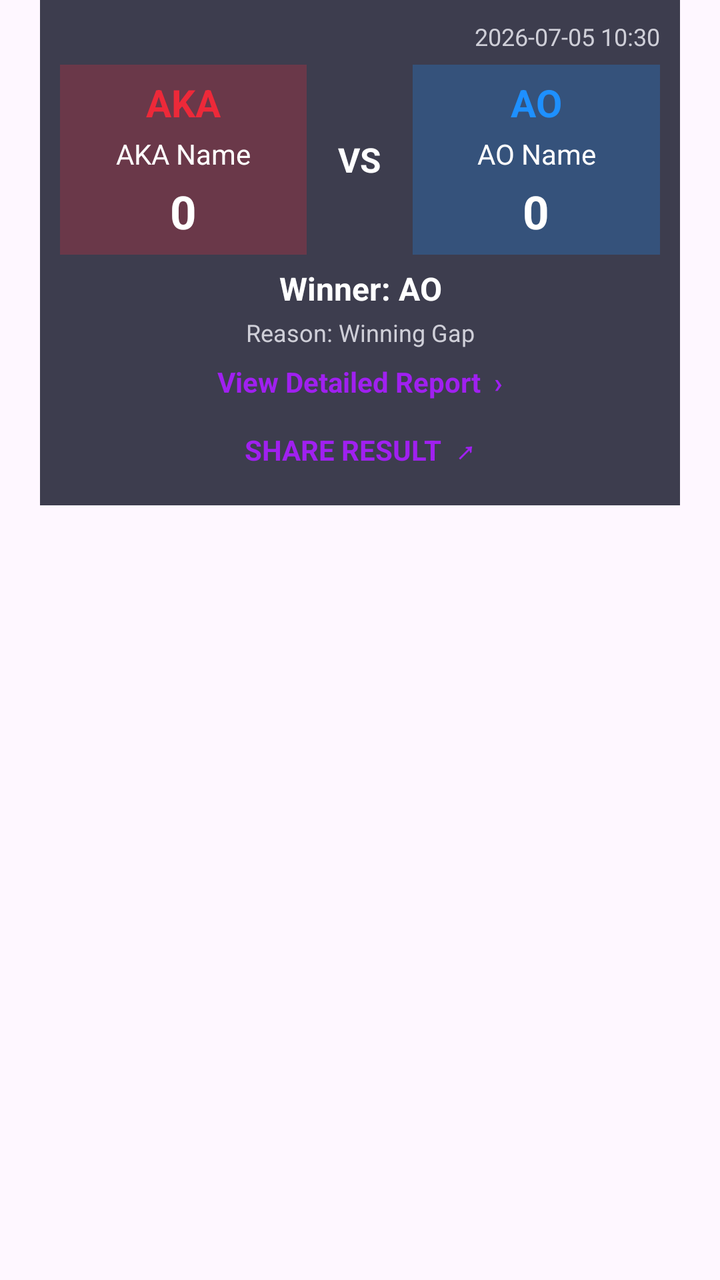
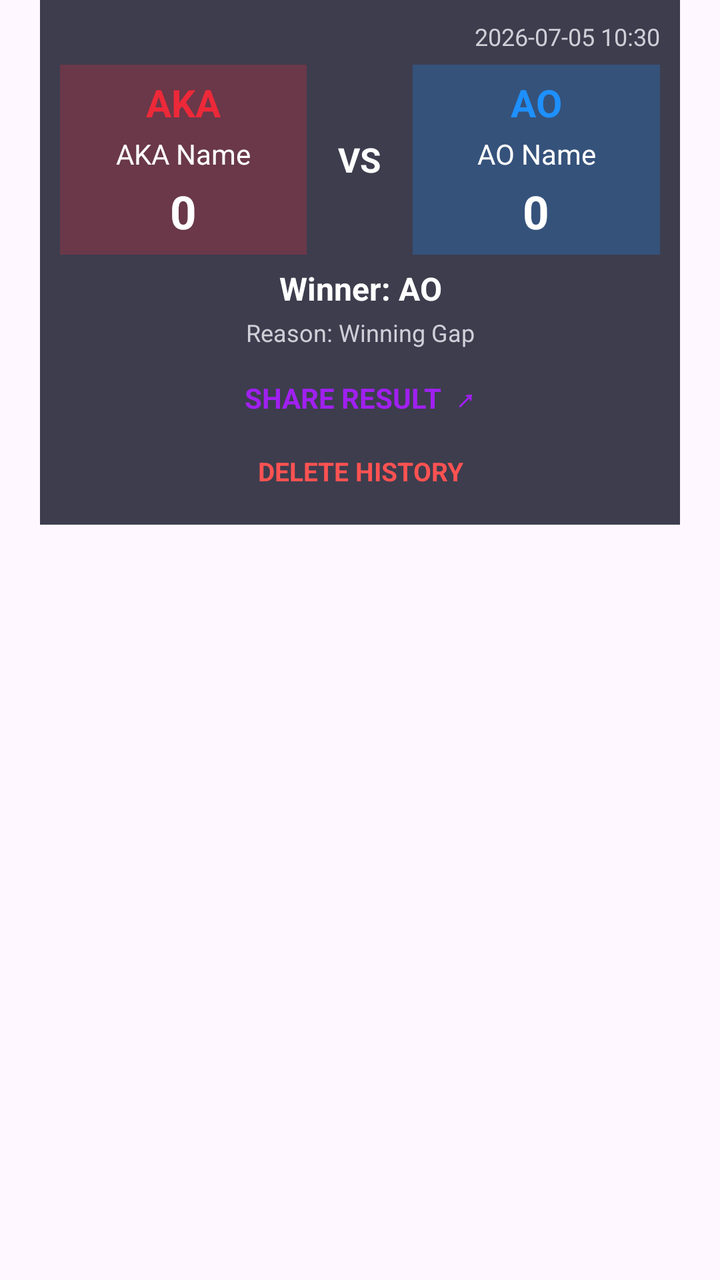

The first picture is an Android layout as it rendered before a commit; the second is the same layout after the commit. The layout source and the unified diff follow.
<!-- AndroidManifest.xml: application theme Theme.TimerAndFight -->
<!-- res/layout/item_fight_history.xml -->
<?xml version="1.0" encoding="utf-8"?>
<LinearLayout xmlns:android="http://schemas.android.com/apk/res/android"
    android:layout_width="match_parent"
    android:layout_height="wrap_content"
    android:orientation="vertical"
    android:paddingStart="20dp"
    android:paddingEnd="20dp"
    android:paddingBottom="20dp">

    
    <LinearLayout
        android:layout_width="match_parent"
        android:layout_height="wrap_content"
        android:orientation="vertical"
        android:background="#CC0D1022"
        android:padding="10dp">

        <TextView
            android:id="@+id/txtDate"
            android:layout_width="match_parent"
            android:layout_height="wrap_content"
            android:text="2026-07-05 10:30"
            android:textColor="#CFCFD8"
            android:textSize="12sp"
            android:gravity="end" />

        <LinearLayout
            android:layout_width="match_parent"
            android:layout_height="95dp"
            android:orientation="horizontal"
            android:gravity="center"
            android:layout_marginTop="6dp">

            
            <LinearLayout
                android:layout_width="0dp"
                android:layout_height="match_parent"
                android:layout_weight="1.05"
                android:orientation="vertical"
                android:gravity="center"
                android:background="#40ED2939"
                android:padding="6dp">

                <TextView
                    android:layout_width="match_parent"
                    android:layout_height="0dp"
                    android:layout_weight="1"
                    android:text="AKA"
                    android:textColor="#ED2939"
                    android:textSize="19sp"
                    android:textStyle="bold"
                    android:gravity="center" />

                <TextView
                    android:id="@+id/txtAkaName"
                    android:layout_width="match_parent"
                    android:layout_height="0dp"
                    android:layout_weight="1"
                    android:text="AKA Name"
                    android:textColor="#FFFFFF"
                    android:textSize="14sp"
                    android:gravity="center" />

                <TextView
                    android:id="@+id/txtAkaScore"
                    android:layout_width="match_parent"
                    android:layout_height="0dp"
                    android:layout_weight="1.2"
                    android:text="0"
                    android:textColor="#FFFFFF"
                    android:textSize="23sp"
                    android:textStyle="bold"
                    android:gravity="center" />
            </LinearLayout>

            <TextView
                android:layout_width="0dp"
                android:layout_height="match_parent"
                android:layout_weight="0.45"
                android:text="VS"
                android:textColor="#FFFFFF"
                android:textSize="17sp"
                android:textStyle="bold"
                android:gravity="center" />

            
            <LinearLayout
                android:layout_width="0dp"
                android:layout_height="match_parent"
                android:layout_weight="1.05"
                android:orientation="vertical"
                android:gravity="center"
                android:background="#401E90FF"
                android:padding="6dp">

                <TextView
                    android:layout_width="match_parent"
                    android:layout_height="0dp"
                    android:layout_weight="1"
                    android:text="AO"
                    android:textColor="#1E90FF"
                    android:textSize="19sp"
                    android:textStyle="bold"
                    android:gravity="center" />

                <TextView
                    android:id="@+id/txtAoName"
                    android:layout_width="match_parent"
                    android:layout_height="0dp"
                    android:layout_weight="1"
                    android:text="AO Name"
                    android:textColor="#FFFFFF"
                    android:textSize="14sp"
                    android:gravity="center" />

                <TextView
                    android:id="@+id/txtAoScore"
                    android:layout_width="match_parent"
                    android:layout_height="0dp"
                    android:layout_weight="1.2"
                    android:text="0"
                    android:textColor="#FFFFFF"
                    android:textSize="23sp"
                    android:textStyle="bold"
                    android:gravity="center" />
            </LinearLayout>

        </LinearLayout>

        <TextView
            android:id="@+id/txtWinner"
            android:layout_width="match_parent"
            android:layout_height="wrap_content"
            android:text="Winner: AO"
            android:textColor="#FFFFFF"
            android:textSize="16sp"
            android:textStyle="bold"
            android:gravity="center"
            android:layout_marginTop="6dp" />

        <TextView
            android:id="@+id/txtReason"
            android:layout_width="match_parent"
            android:layout_height="wrap_content"
            android:text="Reason: Winning Gap"
            android:textColor="#CFCFD8"
            android:textSize="12sp"
            android:gravity="center"
            android:layout_marginTop="3dp" />

        <TextView
            android:id="@+id/txtViewReport"
            android:layout_width="match_parent"
            android:layout_height="wrap_content"
            android:text="View Detailed Report  ›"
            android:textColor="#A020F0"
            android:textSize="14sp"
            android:textStyle="bold"
            android:gravity="center"
            android:layout_marginTop="7dp" />

        <TextView
            android:id="@+id/txtShareResult"
            android:layout_width="match_parent"
            android:layout_height="wrap_content"
            android:text="SHARE RESULT  ↗"
            android:textColor="#A020F0"
            android:textSize="14sp"
            android:textStyle="bold"
            android:gravity="center"
            android:layout_marginTop="7dp"
            android:padding="8dp"
            android:clickable="true"
            android:focusable="true" />


    </LinearLayout>

</LinearLayout>
<!-- resources referenced by this layout -->
<resources>
  <style name="Theme.TimerAndFight" parent="Base.Theme.TimerAndFight" />
  <style name="Base.Theme.TimerAndFight" parent="Theme.Material3.DayNight.NoActionBar">
          
          
      </style>
</resources>

<!-- the commit's change to res/layout/item_fight_history.xml (unified diff, before → after) -->
@@ -15,164 +15,182 @@
         android:background="#CC0D1022"
         android:padding="10dp">
 
+        
         <TextView
             android:id="@+id/txtDate"
             android:layout_width="match_parent"
             android:layout_height="wrap_content"
+            android:gravity="end"
             android:text="2026-07-05 10:30"
             android:textColor="#CFCFD8"
-            android:textSize="12sp"
-            android:gravity="end" />
+            android:textSize="12sp" />
 
+
+        
         <LinearLayout
             android:layout_width="match_parent"
             android:layout_height="95dp"
-            android:orientation="horizontal"
+            android:layout_marginTop="6dp"
             android:gravity="center"
-            android:layout_marginTop="6dp">
+            android:orientation="horizontal">
 
             
             <LinearLayout
                 android:layout_width="0dp"
                 android:layout_height="match_parent"
                 android:layout_weight="1.05"
+                android:background="#40ED2939"
+                android:gravity="center"
                 android:orientation="vertical"
-                android:gravity="center"
-                android:background="#40ED2939"
                 android:padding="6dp">
 
                 <TextView
                     android:layout_width="match_parent"
                     android:layout_height="0dp"
                     android:layout_weight="1"
+                    android:gravity="center"
                     android:text="AKA"
                     android:textColor="#ED2939"
                     android:textSize="19sp"
-                    android:textStyle="bold"
-                    android:gravity="center" />
+                    android:textStyle="bold" />
 
                 <TextView
                     android:id="@+id/txtAkaName"
                     android:layout_width="match_parent"
                     android:layout_height="0dp"
                     android:layout_weight="1"
+                    android:gravity="center"
                     android:text="AKA Name"
                     android:textColor="#FFFFFF"
-                    android:textSize="14sp"
-                    android:gravity="center" />
+                    android:textSize="14sp" />
 
                 <TextView
                     android:id="@+id/txtAkaScore"
                     android:layout_width="match_parent"
                     android:layout_height="0dp"
                     android:layout_weight="1.2"
+                    android:gravity="center"
                     android:text="0"
                     android:textColor="#FFFFFF"
                     android:textSize="23sp"
-                    android:textStyle="bold"
-                    android:gravity="center" />
+                    android:textStyle="bold" />
+
             </LinearLayout>
 
+
+            
             <TextView
                 android:layout_width="0dp"
                 android:layout_height="match_parent"
                 android:layout_weight="0.45"
+                android:gravity="center"
                 android:text="VS"
                 android:textColor="#FFFFFF"
                 android:textSize="17sp"
-                android:textStyle="bold"
-                android:gravity="center" />
+                android:textStyle="bold" />
+
 
             
             <LinearLayout
                 android:layout_width="0dp"
                 android:layout_height="match_parent"
                 android:layout_weight="1.05"
+                android:background="#401E90FF"
+                android:gravity="center"
                 android:orientation="vertical"
-                android:gravity="center"
-                android:background="#401E90FF"
                 android:padding="6dp">
 
                 <TextView
                     android:layout_width="match_parent"
                     android:layout_height="0dp"
                     android:layout_weight="1"
+                    android:gravity="center"
                     android:text="AO"
                     android:textColor="#1E90FF"
                     android:textSize="19sp"
-                    android:textStyle="bold"
-                    android:gravity="center" />
+                    android:textStyle="bold" />
 
                 <TextView
                     android:id="@+id/txtAoName"
                     android:layout_width="match_parent"
                     android:layout_height="0dp"
                     android:layout_weight="1"
+                    android:gravity="center"
                     android:text="AO Name"
                     android:textColor="#FFFFFF"
-                    android:textSize="14sp"
-                    android:gravity="center" />
+                    android:textSize="14sp" />
 
                 <TextView
                     android:id="@+id/txtAoScore"
                     android:layout_width="match_parent"
                     android:layout_height="0dp"
                     android:layout_weight="1.2"
+                    android:gravity="center"
                     android:text="0"
                     android:textColor="#FFFFFF"
                     android:textSize="23sp"
-                    android:textStyle="bold"
-                    android:gravity="center" />
+                    android:textStyle="bold" />
+
             </LinearLayout>
 
         </LinearLayout>
 
+
+        
         <TextView
             android:id="@+id/txtWinner"
             android:layout_width="match_parent"
             android:layout_height="wrap_content"
+            android:layout_marginTop="6dp"
+            android:gravity="center"
             android:text="Winner: AO"
             android:textColor="#FFFFFF"
             android:textSize="16sp"
-            android:textStyle="bold"
-            android:gravity="center"
-            android:layout_marginTop="6dp" />
+            android:textStyle="bold" />
 
+
+        
         <TextView
             android:id="@+id/txtReason"
             android:layout_width="match_parent"
             android:layout_height="wrap_content"
+            android:layout_marginTop="3dp"
+            android:gravity="center"
             android:text="Reason: Winning Gap"
             android:textColor="#CFCFD8"
-            android:textSize="12sp"
-            android:gravity="center"
-            android:layout_marginTop="3dp" />
+            android:textSize="12sp" />
 
-        <TextView
-            android:id="@+id/txtViewReport"
-            android:layout_width="match_parent"
-            android:layout_height="wrap_content"
-            android:text="View Detailed Report  ›"
-            android:textColor="#A020F0"
-            android:textSize="14sp"
-            android:textStyle="bold"
-            android:gravity="center"
-            android:layout_marginTop="7dp" />
 
+        
         <TextView
             android:id="@+id/txtShareResult"
             android:layout_width="match_parent"
             android:layout_height="wrap_content"
+            android:layout_marginTop="7dp"
+            android:clickable="true"
+            android:focusable="true"
+            android:gravity="center"
+            android:padding="8dp"
             android:text="SHARE RESULT  ↗"
             android:textColor="#A020F0"
             android:textSize="14sp"
-            android:textStyle="bold"
+            android:textStyle="bold" />
+
+
+        
+        <TextView
+            android:id="@+id/txtDeleteFight"
+            android:layout_width="match_parent"
+            android:layout_height="wrap_content"
+            android:layout_marginTop="2dp"
+            android:clickable="true"
+            android:focusable="true"
             android:gravity="center"
-            android:layout_marginTop="7dp"
             android:padding="8dp"
-            android:clickable="true"
-            android:focusable="true" />
-
+            android:text="DELETE HISTORY"
+            android:textColor="#FF5252"
+            android:textSize="13sp"
+            android:textStyle="bold" />
 
     </LinearLayout>
 
